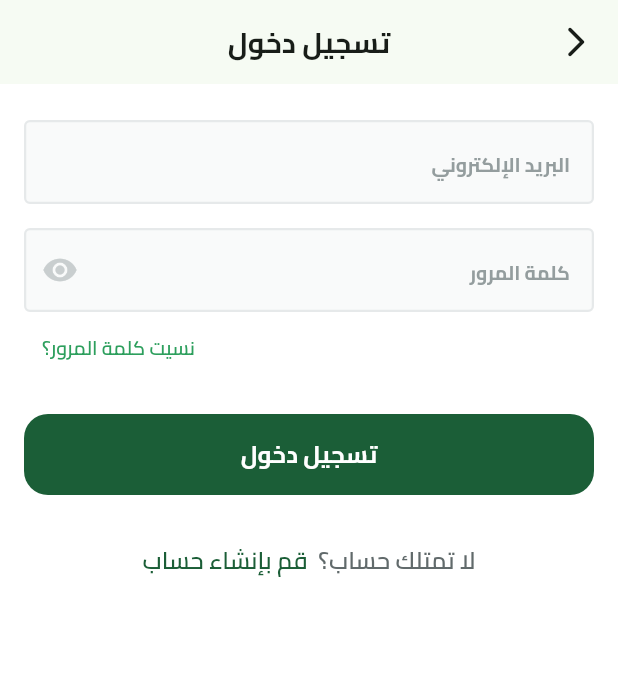
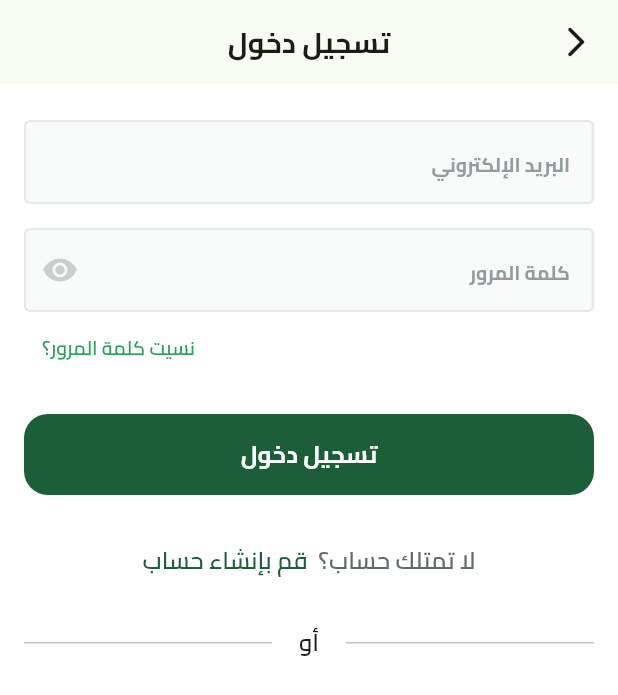
Before and after one commit to a7med287/fruit-hub, a Flutter app: the screen it shows after launch, after a tap on "تخط", on a phone screen of 412 x 824 dp. Shown: the top 695 px of the screen. Run offline on Flutter 3.47's test engine with Material 3 defaults, Android fonts, the phone set to English and light mode, and no system bars; our stand-ins replace dots_indicator, flutter_svg, shared_preferences.

Commit message:
add or divider to login view

```diff
--- /dev/null
+++ b/devtools_options.yaml
@@ -0,0 +1,3 @@
+description: This file stores settings for Dart & Flutter DevTools.
+documentation: https://docs.flutter.dev/tools/devtools/extensions#configure-extension-enablement-states
+extensions:
--- /dev/null
+++ b/lib/features/auth/presentation/views/widgets/dont_have_an_account.dart
@@ -0,0 +1,20 @@
+import 'package:flutter/material.dart';
+
+import '../../../../../core/utils/app_colors.dart';
+import '../../../../../core/utils/app_text_styles.dart';
+class DontHaveAnAccountWidget extends StatelessWidget {
+  const DontHaveAnAccountWidget({
+    super.key,
+  });
+
+  @override
+  Widget build(BuildContext context) {
+    return Row(
+      mainAxisAlignment: MainAxisAlignment.center,
+      children: [
+        Text("لا تمتلك حساب؟  ",style: TextStyles.semiBold16.copyWith(color: Color(0xff616A6B)),),
+        Text("قم بإنشاء حساب",style: TextStyles.semiBold16.copyWith(color: AppColors.primaryColor),)
+      ],
+    );
+  }
+}
--- a/lib/features/auth/presentation/views/widgets/login_view_body.dart
+++ b/lib/features/auth/presentation/views/widgets/login_view_body.dart
@@ -1,11 +1,11 @@
 import 'package:flutter/material.dart';
 import 'package:fruit_hub/constants.dart';
-import 'package:fruit_hub/core/utils/app_colors.dart';
 import 'package:fruit_hub/core/utils/app_text_styles.dart';
 import 'package:fruit_hub/core/widgets/custom_button.dart';
-
 import '../../../../../core/widgets/custom_text_field.dart';
 import '../../../../../generated/l10n.dart';
+import 'dont_have_an_account.dart';
+import 'or_divider.dart';
 
 class LoginViewBody extends StatelessWidget {
   const LoginViewBody({super.key});
@@ -51,13 +51,9 @@ class LoginViewBody extends StatelessWidget {
             ),
             CustomButton(text: "تسجيل دخول"),
             SizedBox(height: 32,),
-            Row(
-              mainAxisAlignment: MainAxisAlignment.center,
-              children: [
-                Text("لا تمتلك حساب؟  ",style: TextStyles.semiBold16.copyWith(color: Color(0xff616A6B)),),
-                Text("قم بإنشاء حساب",style: TextStyles.semiBold16.copyWith(color: AppColors.primaryColor),)
-              ],
-            )
+            DontHaveAnAccountWidget(),
+            SizedBox(height: 32,),
+            OrDivider()
           ],
         ),
       ),
--- /dev/null
+++ b/lib/features/auth/presentation/views/widgets/or_divider.dart
@@ -0,0 +1,20 @@
+import 'package:flutter/material.dart';
+
+import '../../../../../core/utils/app_text_styles.dart';
+class OrDivider extends StatelessWidget {
+  const OrDivider({super.key});
+
+  @override
+  Widget build(BuildContext context) {
+    return Row(
+      children: [
+        Expanded(child: Divider()),
+        Padding(
+          padding: const EdgeInsets.symmetric(horizontal: 18.0),
+          child: Text("أو",style: TextStyles.semiBold16,),
+        ),
+        Expanded(child: Divider()),
+      ],
+    );
+  }
+}
```
